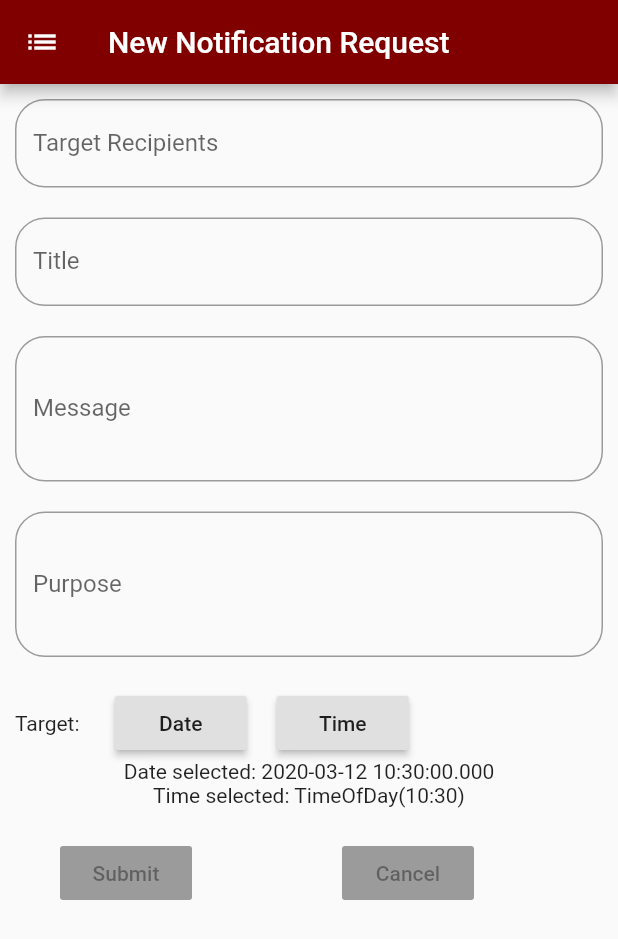
After one commit to rbisidro28/DCSCodex, a Flutter app: the RequestPage screen opened directly, on a phone screen of 412 x 824 dp. The commit adds this screen. Shown: the top 939 px of the screen. Run offline on Flutter 3.47's test engine with Material 2 defaults, Android fonts, the phone set to English and light mode, and no system bars; our stand-ins replace table_calendar.

Commit message:
Added Notification Request

```diff
--- a/lib/main_drawer.dart
+++ b/lib/main_drawer.dart
@@ -1,6 +1,7 @@
 import 'package:flutter/material.dart';
 import 'package:dcscodex/home_page.dart';
 import 'package:dcscodex/notifications_page.dart';
+import 'package:dcscodex/request_page.dart';
 
 class MainDrawer extends StatelessWidget {
   @override
@@ -61,6 +62,21 @@ class MainDrawer extends StatelessWidget {
             },
           ),
           ListTile(
+            leading: Icon(Icons.add_alert),
+            title: Text(
+              'Request a Notification',
+              style: TextStyle(
+                fontSize: 18,
+              ),
+            ),
+            onTap: () {
+              Navigator.push(context, new MaterialPageRoute(
+                builder: (context) =>
+                new RequestPage())
+              );
+            },
+          ),
+          ListTile(
             leading: Icon(Icons.settings),
             title: Text(
               'Settings',
--- /dev/null
+++ b/lib/request_page.dart
@@ -0,0 +1,140 @@
+import 'package:flutter/material.dart';
+import 'package:flutter/rendering.dart';
+import 'dart:async';
+
+class RequestPage extends StatefulWidget {
+  static String tag = 'Request-page';
+  @override
+  _RequestPageState createState() => _RequestPageState();
+}
+
+class _RequestPageState extends State<RequestPage> {
+  DateTime _date = new DateTime.now();
+  TimeOfDay _time = new TimeOfDay.now();
+
+  Future<Null> _selectDate() async {
+    final DateTime picked = await showDatePicker(
+      context: context,
+      initialDate: _date,
+      firstDate: new DateTime(2000),
+      lastDate: new DateTime(2050)
+    );
+
+    if(picked != null && picked != _date){
+      print('Date selected: ${_date.toString()}');
+      setState(() {
+        _date = picked;
+      });
+    }
+  }
+
+  Future<Null> _selectTime() async {
+    final TimeOfDay picked = await showTimePicker(
+      context: context,
+      initialTime: _time
+    );
+
+    if(picked != null && picked != _time){
+      print('Time selected: ${_time.toString()}');
+      setState(() {
+        _time = picked;
+      });
+    }
+  }
+
+  @override
+  Widget build(BuildContext context) {
+    return new Scaffold(
+      resizeToAvoidBottomInset: false,
+      appBar: new AppBar(
+        leading: new Icon(Icons.list),
+        title: new Text("New Notification Request"),
+        backgroundColor: Color(0xff800000),
+      ),
+      body: SingleChildScrollView(
+        child: new Container(
+          padding: new EdgeInsets.all(10.0),
+          child: new Column(
+            children: <Widget>[
+              new TextField(
+                decoration: new InputDecoration(
+                  hintText: "Target Recipients",
+                  labelText: "Target Recipients",
+                  border: new OutlineInputBorder(
+                    borderRadius: new BorderRadius.circular(20.0)
+                  )
+                ),
+              ),
+              new Padding(padding: new EdgeInsets.only(top: 20.0),),
+              new TextField(
+                decoration: new InputDecoration(
+                  hintText: "Title",
+                  labelText: "Title",
+                  border: new OutlineInputBorder(
+                    borderRadius: new BorderRadius.circular(20.0)
+                  )
+                ),
+              ),
+              new Padding(padding: new EdgeInsets.only(top: 20.0),),
+              new TextField(
+                maxLines: 3,
+                decoration: new InputDecoration(
+                  hintText: "Message",
+                  labelText: "Message",
+                  border: new OutlineInputBorder(
+                    borderRadius: new BorderRadius.circular(20.0)
+                  )
+                ),
+              ),
+              new Padding(padding: new EdgeInsets.only(top: 20.0),),
+              new TextField(
+                maxLines: 3,
+                decoration: new InputDecoration(
+                  hintText: "Purpose",
+                  labelText: "Purpose",
+                  border: new OutlineInputBorder(
+                    borderRadius: new BorderRadius.circular(20.0)
+                  )
+                ),
+              ),
+              new Padding(padding: new EdgeInsets.only(top: 20.0),),
+              new Row(
+                children: <Widget>[
+                  new Text('Target: '),
+                  new Padding(padding: new EdgeInsets.only(left: 20.0),),
+                  new RaisedButton(
+                    child: new Text('Date'),
+                    onPressed: (){_selectDate();}
+                  ),
+                  new Padding(padding: new EdgeInsets.only(left: 20.0),),
+                  new RaisedButton(
+                    child: new Text('Time'),
+                    onPressed: (){_selectTime();}
+                  ),
+                ],
+              ),
+              new Text('Date selected: ${_date.toString()}'),
+              new Text('Time selected: ${_time.toString()}'),
+              new Padding(padding: new EdgeInsets.only(top: 20.0),),
+              new Row(
+                children: <Widget>[
+                  new Padding(padding: new EdgeInsets.only(left: 30.0),),
+                  new RaisedButton(
+                    child: new Text('Submit'),
+                    onPressed: null,
+                  ),
+                  new Padding(padding: new EdgeInsets.only(left: 100.0),),
+                  new RaisedButton(
+                    child: new Text('Cancel'),
+                    onPressed: null,
+                  ),
+                ],
+              ),
+              new Padding(padding: new EdgeInsets.only(top: 100.0),),
+            ],
+          ),
+        ),
+      ),
+    );
+  }
+}
```
